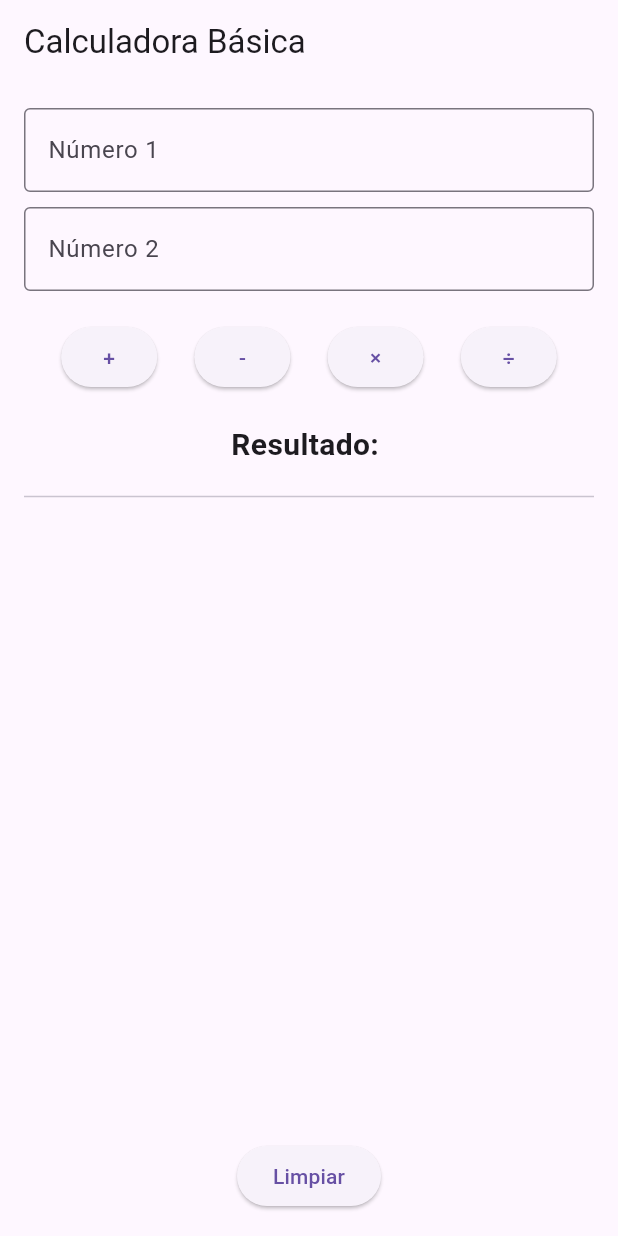
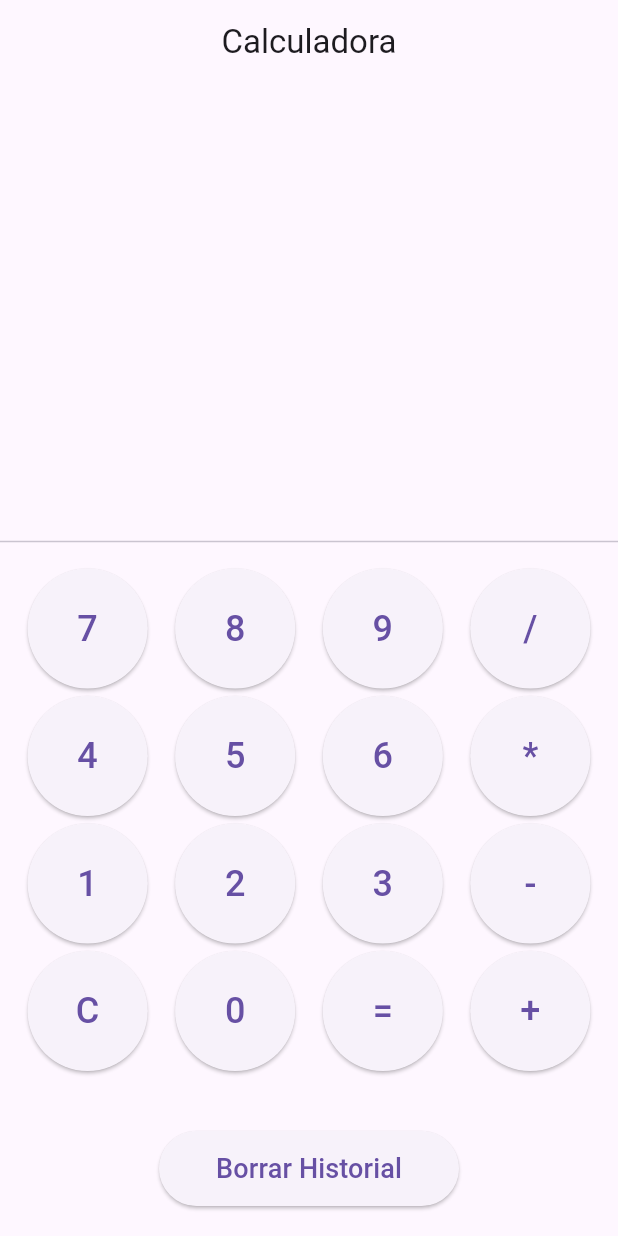
Before and after one commit to amadorcf/basic_calculator, a Flutter app: the screen it shows after launch, on a phone screen of 412 x 824 dp. Run offline on Flutter 3.47's test engine with Material 3 defaults, Android fonts, the phone set to English and light mode, and no system bars.

Commit message:
Improve with history button

```diff
--- a/lib/main.dart
+++ b/lib/main.dart
@@ -1,75 +1,95 @@
 import 'package:flutter/material.dart';
 
 void main() {
-  runApp(const CalculadoraApp());
+  runApp(CalculadoraApp());
 }
 
 class CalculadoraApp extends StatelessWidget {
-  const CalculadoraApp({super.key});
-
   @override
   Widget build(BuildContext context) {
     return MaterialApp(
-      title: 'Calculadora Básica',
-      theme: ThemeData(
-        primarySwatch: Colors.blue,
-      ),
-      home: const CalculadoraHome(),
+      debugShowCheckedModeBanner: false,
+      home: CalculadoraHomePage(),
     );
   }
 }
 
-class CalculadoraHome extends StatefulWidget {
-  const CalculadoraHome({super.key});
-
+class CalculadoraHomePage extends StatefulWidget {
   @override
-  State<CalculadoraHome> createState() => _CalculadoraHomeState();
+  _CalculadoraHomePageState createState() => _CalculadoraHomePageState();
 }
 
-class _CalculadoraHomeState extends State<CalculadoraHome> {
-  final TextEditingController _num1Controller = TextEditingController();
-  final TextEditingController _num2Controller = TextEditingController();
-  String _resultado = "";
-  final List<String> _historial = [];
+class _CalculadoraHomePageState extends State<CalculadoraHomePage> {
+  String _display = "";
+  String _operation = "";
+  double? _firstOperand;
+  double? _secondOperand;
+  final List<String> _history = [];
 
-  void _calcular(String operacion) {
+  void _inputDigit(String digit) {
     setState(() {
-      double? num1 = double.tryParse(_num1Controller.text);
-      double? num2 = double.tryParse(_num2Controller.text);
-
-      if (num1 == null || num2 == null) {
-        _resultado = "Error: Entrada inválida";
-        return;
+      _display += digit;
+    });
   }
 
-      switch (operacion) {
-        case '+':
-          _resultado = (num1 + num2).toStringAsFixed(2);
-          break;
-        case '-':
-          _resultado = (num1 - num2).toStringAsFixed(2);
-          break;
-        case '×':
-          _resultado = (num1 * num2).toStringAsFixed(2);
-          break;
-        case '÷':
-          _resultado = num2 != 0
-              ? (num1 / num2).toStringAsFixed(2)
-              : "Error: División por cero";
-          break;
+  void _clear() {
+    setState(() {
+      _display = "";
+      _operation = "";
+      _firstOperand = null;
+      _secondOperand = null;
+    });
   }
 
-      if (!_resultado.startsWith("Error")) {
-        _historial.add("$num1 $operacion $num2 = $_resultado");
+  void _setOperation(String operation) {
+    setState(() {
+      if (_display.isNotEmpty) {
+        _firstOperand = double.tryParse(_display);
+        _display = "";
+        _operation = operation;
       }
     });
   }
 
-  void _limpiar() {
+  void _calculate() {
     setState(() {
-      _num1Controller.clear();
-      _num2Controller.clear();
-      _resultado = "";
+      if (_display.isNotEmpty && _firstOperand != null) {
+        _secondOperand = double.tryParse(_display);
+        if (_secondOperand != null) {
+          String result;
+          switch (_operation) {
+            case "+":
+              result = (_firstOperand! + _secondOperand!).toString();
+              break;
+            case "-":
+              result = (_firstOperand! - _secondOperand!).toString();
+              break;
+            case "*":
+              result = (_firstOperand! * _secondOperand!).toString();
+              break;
+            case "/":
+              result = _secondOperand != 0
+                  ? (_firstOperand! / _secondOperand!).toString()
+                  : "Error";
+              break;
+            default:
+              result = "Error";
+          }
+          _history.insert(0, "$_firstOperand $_operation $_secondOperand = $result");
+          _display = result;
+          _firstOperand = null;  // Limpia los operandos
+          _secondOperand = null;
+          _operation = "";  // Limpia la operación
+        }
+      }
+    });
+  }
+
+  void _clearHistory() {
+    setState(() {
+      _history.clear();
+      _display = "";
+      _operation = "";
     });
   }
 
@@ -77,74 +97,91 @@ class _CalculadoraHomeState extends State<CalculadoraHome> {
   Widget build(BuildContext context) {
     return Scaffold(
       appBar: AppBar(
-        title: const Text("Calculadora Básica"),
+        title: Text("Calculadora"),
+        centerTitle: true,
       ),
-      body: Padding(
-        padding: const EdgeInsets.all(16.0),
-        child: Column(
+      body: Column(
+        mainAxisAlignment: MainAxisAlignment.end,
         children: [
-            TextField(
-              controller: _num1Controller,
-              keyboardType: TextInputType.number,
-              decoration: const InputDecoration(
-                labelText: "Número 1",
-                border: OutlineInputBorder(),
+          Container(
+            padding: EdgeInsets.all(16.0),
+            alignment: Alignment.centerRight,
+            child: Text(
+              _display,
+              style: TextStyle(fontSize: 48, fontWeight: FontWeight.bold),
             ),
           ),
-            const SizedBox(height: 10),
-            TextField(
-              controller: _num2Controller,
-              keyboardType: TextInputType.number,
-              decoration: const InputDecoration(
-                labelText: "Número 2",
-                border: OutlineInputBorder(),
-              ),
-            ),
-            const SizedBox(height: 20),
-            Row(
-              mainAxisAlignment: MainAxisAlignment.spaceEvenly,
+          Divider(),
+          SizedBox(height: 10),
+          Column(
             children: [
-                ElevatedButton(
-                  onPressed: () => _calcular('+'),
-                  child: const Text("+"),
-                ),
-                ElevatedButton(
-                  onPressed: () => _calcular('-'),
-                  child: const Text("-"),
-                ),
-                ElevatedButton(
-                  onPressed: () => _calcular('×'),
-                  child: const Text("×"),
-                ),
-                ElevatedButton(
-                  onPressed: () => _calcular('÷'),
-                  child: const Text("÷"),
-                ),
+              _buildButtonRow(["7", "8", "9", "/"]),
+              SizedBox(height: 5),
+              _buildButtonRow(["4", "5", "6", "*"]),
+              SizedBox(height: 5),
+              _buildButtonRow(["1", "2", "3", "-"]),
+              SizedBox(height: 5),
+              _buildButtonRow(["C", "0", "=", "+"]),
             ],
           ),
-            const SizedBox(height: 20),
-            Text(
-              "Resultado: $_resultado",
-              style: const TextStyle(fontSize: 20, fontWeight: FontWeight.bold),
-            ),
-            const Divider(height: 40),
-            Expanded(
+          SizedBox(height: 20),
+          if (_history.isNotEmpty) ...[
+            Divider(),
+            SizedBox(
+              height: 200,
               child: ListView.builder(
-                itemCount: _historial.length,
+                itemCount: _history.length,
                 itemBuilder: (context, index) {
                   return ListTile(
-                    title: Text(_historial[index]),
+                    title: Text(_history[index]),
                   );
                 },
               ),
             ),
+          ],
+          SizedBox(height: 20),
           ElevatedButton(
-              onPressed: _limpiar,
-              child: const Text("Limpiar"),
+            onPressed: _clearHistory,
+            style: ElevatedButton.styleFrom(
+              minimumSize: Size(200, 50),
             ),
+            child: Text(
+              "Borrar Historial",
+              style: TextStyle(fontSize: 18),
+            ),
+          ),
+          SizedBox(height: 20),
         ],
-        ),
       ),
     );
   }
+
+  Widget _buildButtonRow(List<String> buttons) {
+    return Row(
+      mainAxisAlignment: MainAxisAlignment.spaceEvenly,
+      children: buttons.map((btn) {
+        return ElevatedButton(
+          onPressed: () {
+            if (btn == "C") {
+              _clear();
+            } else if (btn == "=") {
+              _calculate();
+            } else if ("+-*/".contains(btn)) {
+              _setOperation(btn);
+            } else {
+              _inputDigit(btn);
             }
+          },
+          style: ElevatedButton.styleFrom(
+            minimumSize: Size(80, 80),
+            shape: CircleBorder(),
+          ),
+                    child: Text(
+            btn,
+            style: TextStyle(fontSize: 24),
+          ),
+        );
+      }).toList(),
+    );
+  }
+}
```
Lines whose indentation alone changed are shown as unchanged.
